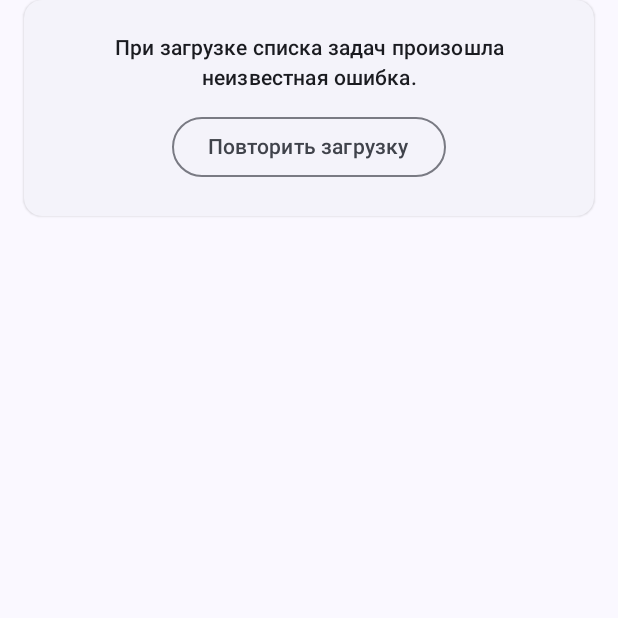
After one commit to marcosuper97/todolist, an Android app built with Jetpack Compose: the composable ErrorPlaceholder shown on its own in the app's theme, on a phone screen of 412 x 824 dp, the top half of it. The commit adds this screen. Run offline under Robolectric (Android 15) with nearby library versions, the phone set to English and light mode, and no system bars.

Commit message:
Верстка промежуточная

```diff
--- a/app/build.gradle.kts
+++ b/app/build.gradle.kts
@@ -63,4 +63,5 @@ dependencies {
     androidTestImplementation(libs.androidx.ui.test.junit4)
     debugImplementation(libs.androidx.ui.tooling)
     debugImplementation(libs.androidx.ui.test.manifest)
+    implementation(libs.koin.androidx.compose)
 }
--- a/app/src/main/java/com/example/todolist/MainActivity.kt
+++ b/app/src/main/java/com/example/todolist/MainActivity.kt
@@ -44,7 +44,7 @@ fun Greeting(name: String, modifier: Modifier = Modifier) {
         dueDate = Date() // Текущая дата (сегодняшняя дата, установленная автоматически)
     )
 
-    CardTask(mockTask,modifier)
+    CardTask(mockTask,{},{},{})
 }
 
 @Preview(showBackground = true)
--- a/app/src/main/java/com/example/todolist/presentation/main/state/MainScreenState.kt
+++ b/app/src/main/java/com/example/todolist/presentation/main/state/MainScreenState.kt
@@ -6,5 +6,5 @@ sealed class MainScreenState {
     object EmptyTask : MainScreenState()
     object Error : MainScreenState()
     object LoadingTasks : MainScreenState()
-    class ShowContent(taskList: List<Task>) : MainScreenState()
+    data class ShowContent(val taskList: List<Task>) : MainScreenState()
 }
--- a/app/src/main/java/com/example/todolist/presentation/main/vm/MainScreenViewModel.kt
+++ b/app/src/main/java/com/example/todolist/presentation/main/vm/MainScreenViewModel.kt
@@ -14,7 +14,7 @@ import kotlinx.coroutines.launch
 class MainScreenViewModel(
     private val tasksScreenInteractor: TasksScreenInteractor
 ) : ViewModel() {
-    var _taskState = MutableStateFlow<MainScreenState>(MainScreenState.LoadingTasks)
+    private var _taskState = MutableStateFlow<MainScreenState>(MainScreenState.LoadingTasks)
     val taskState: StateFlow<MainScreenState> get() = _taskState
 
     init {
--- /dev/null
+++ b/app/src/main/java/com/example/todolist/ui/main/components/ErrorPlaceholder.kt
@@ -0,0 +1,49 @@
+package com.example.todolist.ui.main.components
+
+import android.content.res.Configuration
+import android.content.res.Configuration.UI_MODE_NIGHT_YES
+import androidx.compose.foundation.layout.Arrangement
+import androidx.compose.foundation.layout.Column
+import androidx.compose.foundation.layout.fillMaxWidth
+import androidx.compose.foundation.layout.padding
+import androidx.compose.material3.ElevatedCard
+import androidx.compose.material3.MaterialTheme
+import androidx.compose.material3.OutlinedButton
+import androidx.compose.material3.Text
+import androidx.compose.runtime.Composable
+import androidx.compose.ui.Alignment
+import androidx.compose.ui.Modifier
+import androidx.compose.ui.res.stringResource
+import androidx.compose.ui.text.style.TextAlign
+import androidx.compose.ui.tooling.preview.Preview
+import androidx.compose.ui.unit.dp
+import com.example.todolist.R
+import java.nio.file.WatchEvent
+
+@Composable
+fun ErrorPlaceholder(onClick: () -> Unit) {
+    ElevatedCard(modifier = Modifier.fillMaxWidth().padding(horizontal = 16.dp)){
+        Column(
+            horizontalAlignment = Alignment.CenterHorizontally,
+            modifier = Modifier.padding(22.dp)
+        ) {
+            Text(
+                style = MaterialTheme.typography.labelLarge,
+                textAlign = TextAlign.Center,
+                text = stringResource(R.string.unknown_error),
+                modifier = Modifier.padding(bottom = 12.dp)
+            )
+            OutlinedButton(onClick = { onClick }) {
+                Text(text = stringResource(R.string.try_again))
+            }
+        }
+    }
+}
+
+@Preview(showBackground = false,
+    uiMode = Configuration.UI_MODE_NIGHT_NO
+)
+@Composable
+fun ErrorPlaceholderPreview(){
+    ErrorPlaceholder({})
+}
--- a/app/src/main/res/values/strings.xml
+++ b/app/src/main/res/values/strings.xml
@@ -3,4 +3,7 @@
     <string name="edit">Редактировать</string>
     <string name="delete">Удалить</string>
     <string name="add_task">Добавить задачу</string>
+    <string name="try_again">Повторить загрузку</string>
+    <string name="unknown_error">При загрузке списка задач произошла неизвестная ошибка.</string>
+    <string name="empty_content">Вы пока не завели ни одной задачи.\nСамое время попробовать :)</string>
 </resources>
--- a/gradle/libs.versions.toml
+++ b/gradle/libs.versions.toml
@@ -19,6 +19,7 @@ moshiKotlinCodegen = "1.15.2"
 androidx-navigation-compose = { module = "androidx.navigation:navigation-compose", version.ref = "navigationCompose" }
 coil-compose = { module = "io.coil-kt.coil3:coil-compose", version.ref = "coilCompose" }
 koin-android = { module = "io.insert-koin:koin-android", version.ref = "koinAndroid" }
+koin-androidx-compose = { module = "io.insert-koin:koin-androidx-compose", version.ref = "koinAndroid" }
 kotlinx-coroutines-android = { module = "org.jetbrains.kotlinx:kotlinx-coroutines-android", version.ref = "kotlinxCoroutinesAndroid" }
 androidx-room-ktx = { module = "androidx.room:room-ktx", version.ref = "roomRuntime" }
 androidx-room-runtime = { module = "androidx.room:room-runtime", version.ref = "roomRuntime" }
```
Also changed, not shown: app/src/main/java/com/example/todolist/ui/main/screen/MainScreen.kt (+82 -8 lines).
